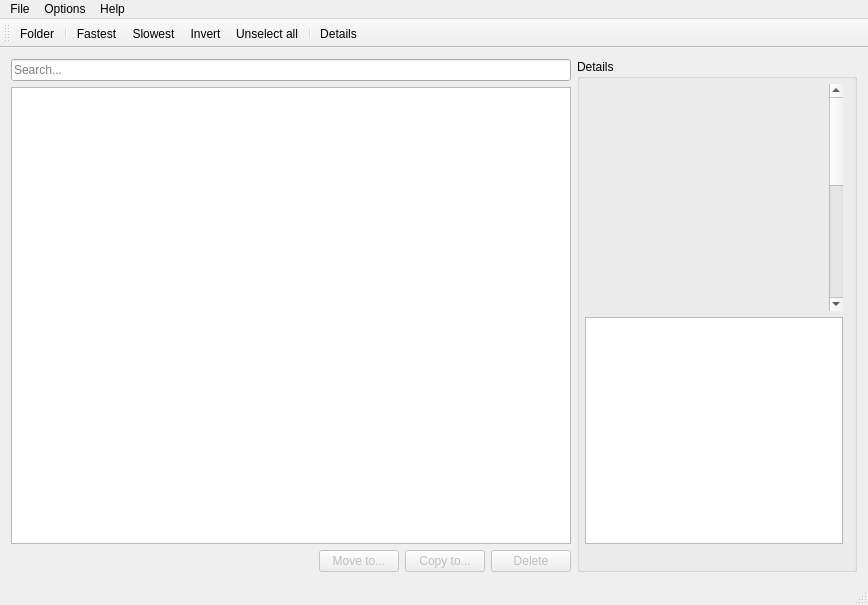
The window that src/mainwindow.ui (sousix/QDM68) describes before a commit, drawn with Qt 5.
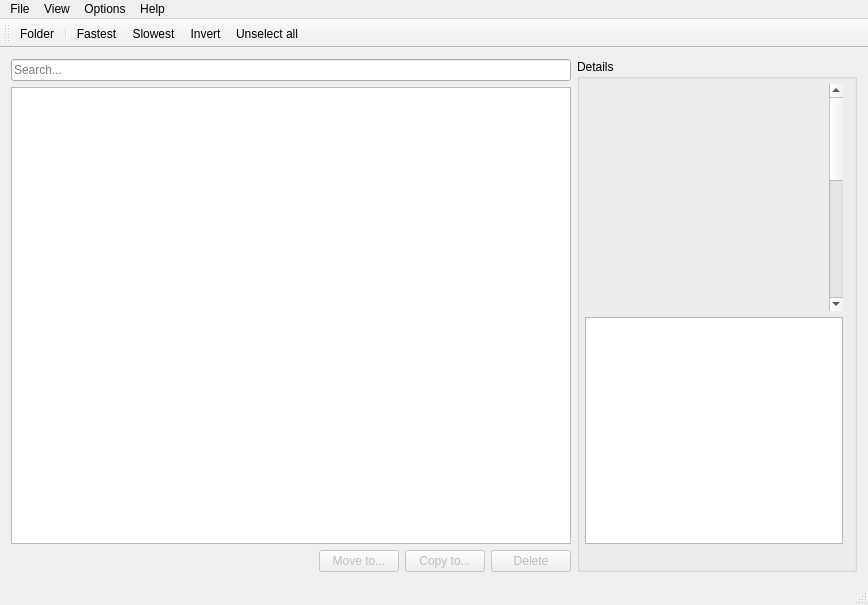
The same window after the commit. Icons and pictures are not drawn. Custom widgets are drawn as their Qt base class.

Commit message: Activated 'detailed view' by default Move 'details' button from toolbar to menu

Diff of the .ui file:
```diff
--- a/src/mainwindow.ui
+++ b/src/mainwindow.ui
@@ -230,6 +230,8 @@
 &lt;p style=&quot;-qt-paragraph-type:empty; margin-top:0px; margin-bottom:0px; margin-left:0px; margin-right:0px; -qt-block-indent:0; text-indent:0px;&quot;&gt;&lt;/p&gt;
 &lt;p style=&quot;-qt-paragraph-type:empty; margin-top:0px; margin-bottom:0px; margin-left:0px; margin-right:0px; -qt-block-indent:0; text-indent:0px;&quot;&gt;&lt;/p&gt;
 &lt;p style=&quot;-qt-paragraph-type:empty; margin-top:0px; margin-bottom:0px; margin-left:0px; margin-right:0px; -qt-block-indent:0; text-indent:0px;&quot;&gt;&lt;/p&gt;
+&lt;p style=&quot;-qt-paragraph-type:empty; margin-top:0px; margin-bottom:0px; margin-left:0px; margin-right:0px; -qt-block-indent:0; text-indent:0px;&quot;&gt;&lt;/p&gt;
+&lt;p style=&quot;-qt-paragraph-type:empty; margin-top:0px; margin-bottom:0px; margin-left:0px; margin-right:0px; -qt-block-indent:0; text-indent:0px;&quot;&gt;&lt;/p&gt;
 &lt;p style=&quot;-qt-paragraph-type:empty; margin-top:0px; margin-bottom:0px; margin-left:0px; margin-right:0px; -qt-block-indent:0; text-indent:0px; font-family:'Sans';&quot;&gt;&lt;/p&gt;
 &lt;p style=&quot;-qt-paragraph-type:empty; margin-top:0px; margin-bottom:0px; margin-left:0px; margin-right:0px; -qt-block-indent:0; text-indent:0px; font-family:'Sans';&quot;&gt;&lt;/p&gt;
 &lt;p style=&quot;-qt-paragraph-type:empty; margin-top:0px; margin-bottom:0px; margin-left:0px; margin-right:0px; -qt-block-indent:0; text-indent:0px; font-family:'Sans';&quot;&gt;&lt;/p&gt;
@@ -388,7 +390,14 @@
     </property>
     <addaction name="actionAbout"/>
    </widget>
+   <widget class="QMenu" name="menuDisplay">
+    <property name="title">
+     <string>View</string>
+    </property>
+    <addaction name="actionDemosDetails"/>
+   </widget>
    <addaction name="menuFile"/>
+   <addaction name="menuDisplay"/>
    <addaction name="menuAbout"/>
    <addaction name="menuMore"/>
   </widget>
@@ -409,8 +418,6 @@
    <addaction name="actionSlowest"/>
    <addaction name="actionInvert"/>
    <addaction name="actionClean"/>
-   <addaction name="separator"/>
-   <addaction name="actionDetails"/>
   </widget>
   <action name="actionOptions">
    <property name="text">
```
Left out of the diff: 11 changed lines with no effect on the pictures. The commit also changes 3 other files.
